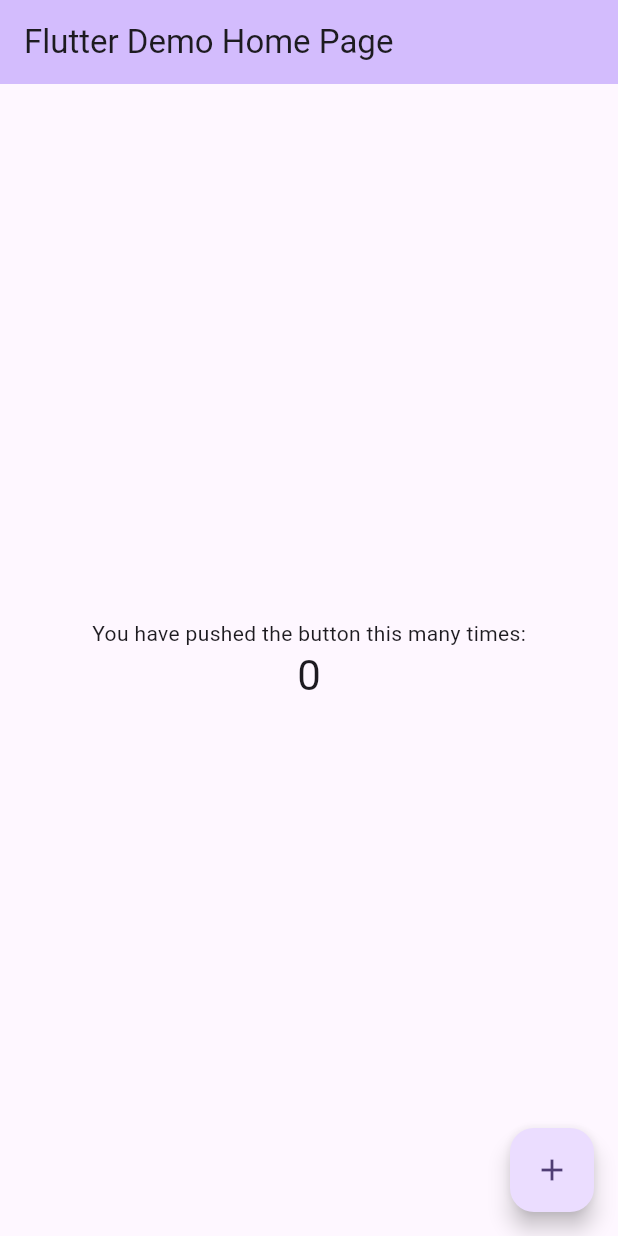
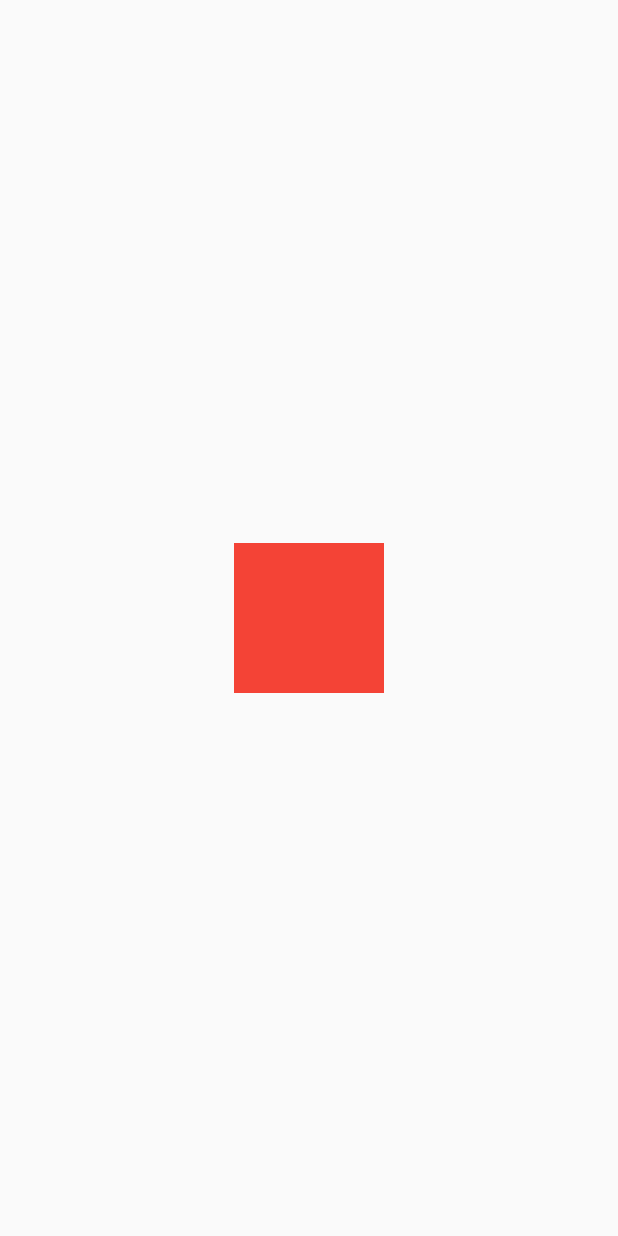
Before and after one commit to kokand1/birga, a Flutter app: the screen it shows after launch, on a phone screen of 412 x 824 dp. Run offline on Flutter 3.47's test engine with Material 2 defaults, Android fonts, the phone set to English and light mode, and no system bars.

Commit message:
container

```diff
--- a/flutter_application_1/lib/main.dart
+++ b/flutter_application_1/lib/main.dart
@@ -1,125 +1,19 @@
 import 'package:flutter/material.dart';
 
-void main() {
-  runApp(const MyApp());
+void main () => runApp(MaterialApp(
+  home: vvv(),
+));
+
+class vvv extends StatefulWidget {
+  const vvv({super.key});
+
+  @override
+  State<vvv> createState() => _vvvState();
 }
 
-class MyApp extends StatelessWidget {
-  const MyApp({super.key});
-
-  // This widget is the root of your application.
+class _vvvState extends State<vvv> {
   @override
   Widget build(BuildContext context) {
-    return MaterialApp(
-      title: 'Flutter Demo',
-      theme: ThemeData(
-        // This is the theme of your application.
-        //
-        // TRY THIS: Try running your application with "flutter run". You'll see
-        // the application has a blue toolbar. Then, without quitting the app,
-        // try changing the seedColor in the colorScheme below to Colors.green
-        // and then invoke "hot reload" (save your changes or press the "hot
-        // reload" button in a Flutter-supported IDE, or press "r" if you used
-        // the command line to start the app).
-        //
-        // Notice that the counter didn't reset back to zero; the application
-        // state is not lost during the reload. To reset the state, use hot
-        // restart instead.
-        //
-        // This works for code too, not just values: Most code changes can be
-        // tested with just a hot reload.
-        colorScheme: ColorScheme.fromSeed(seedColor: Colors.deepPurple),
-        useMaterial3: true,
-      ),
-      home: const MyHomePage(title: 'Flutter Demo Home Page'),
-    );
+    return Scaffold(body: Center(child: Container(color: Colors.red,width: 100,height: 100,)),);
   }
 }
-
-class MyHomePage extends StatefulWidget {
-  const MyHomePage({super.key, required this.title});
-
-  // This widget is the home page of your application. It is stateful, meaning
-  // that it has a State object (defined below) that contains fields that affect
-  // how it looks.
-
-  // This class is the configuration for the state. It holds the values (in this
-  // case the title) provided by the parent (in this case the App widget) and
-  // used by the build method of the State. Fields in a Widget subclass are
-  // always marked "final".
-
-  final String title;
-
-  @override
-  State<MyHomePage> createState() => _MyHomePageState();
-}
-
-class _MyHomePageState extends State<MyHomePage> {
-  int _counter = 0;
-
-  void _incrementCounter() {
-    setState(() {
-      // This call to setState tells the Flutter framework that something has
-      // changed in this State, which causes it to rerun the build method below
-      // so that the display can reflect the updated values. If we changed
-      // _counter without calling setState(), then the build method would not be
-      // called again, and so nothing would appear to happen.
-      _counter++;
-    });
-  }
-
-  @override
-  Widget build(BuildContext context) {
-    // This method is rerun every time setState is called, for instance as done
-    // by the _incrementCounter method above.
-    //
-    // The Flutter framework has been optimized to make rerunning build methods
-    // fast, so that you can just rebuild anything that needs updating rather
-    // than having to individually change instances of widgets.
-    return Scaffold(
-      appBar: AppBar(
-        // TRY THIS: Try changing the color here to a specific color (to
-        // Colors.amber, perhaps?) and trigger a hot reload to see the AppBar
-        // change color while the other colors stay the same.
-        backgroundColor: Theme.of(context).colorScheme.inversePrimary,
-        // Here we take the value from the MyHomePage object that was created by
-        // the App.build method, and use it to set our appbar title.
-        title: Text(widget.title),
-      ),
-      body: Center(
-        // Center is a layout widget. It takes a single child and positions it
-        // in the middle of the parent.
-        child: Column(
-          // Column is also a layout widget. It takes a list of children and
-          // arranges them vertically. By default, it sizes itself to fit its
-          // children horizontally, and tries to be as tall as its parent.
-          //
-          // Column has various properties to control how it sizes itself and
-          // how it positions its children. Here we use mainAxisAlignment to
-          // center the children vertically; the main axis here is the vertical
-          // axis because Columns are vertical (the cross axis would be
-          // horizontal).
-          //
-          // TRY THIS: Invoke "debug painting" (choose the "Toggle Debug Paint"
-          // action in the IDE, or press "p" in the console), to see the
-          // wireframe for each widget.
-          mainAxisAlignment: MainAxisAlignment.center,
-          children: <Widget>[
-            const Text(
-              'You have pushed the button this many times:',
-            ),
-            Text(
-              '$_counter',
-              style: Theme.of(context).textTheme.headlineMedium,
-            ),
-          ],
-        ),
-      ),
-      floatingActionButton: FloatingActionButton(
-        onPressed: _incrementCounter,
-        tooltip: 'Increment',
-        child: const Icon(Icons.add),
-      ), // This trailing comma makes auto-formatting nicer for build methods.
-    );
-  }
-}
```
